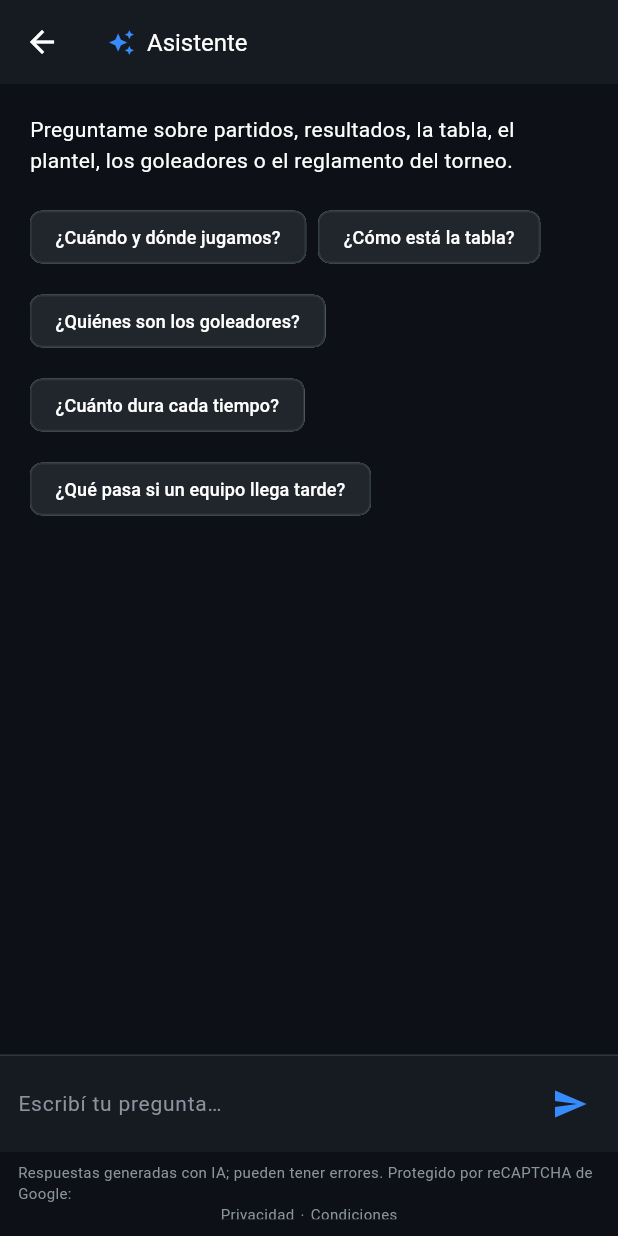
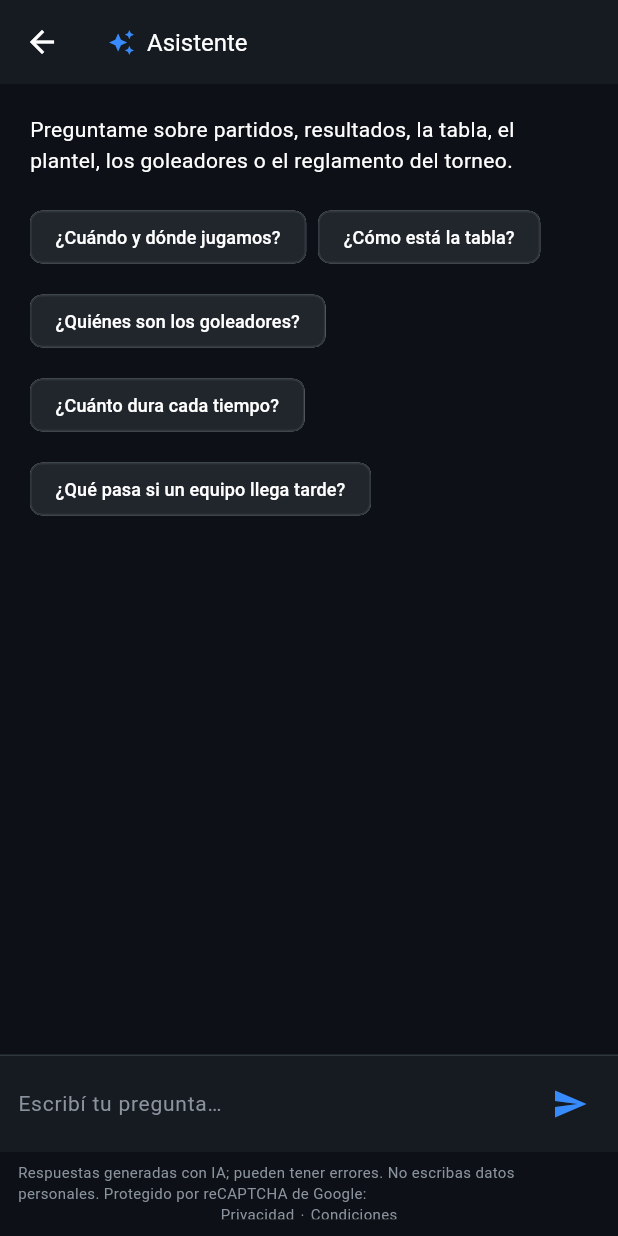
Before and after one commit to leandrofortin10-ok/edb-2016-futsala, a Flutter app: the AssistantScreen screen opened directly with empty values, on a phone screen of 412 x 824 dp. Run offline on Flutter 3.47's test engine with Material 3 defaults, Android fonts, the phone set to English and light mode, and no system bars; our stand-ins replace cached_network_image, cloud_firestore, firebase_ai, firebase_auth, firebase_core, flutter_local_notifications and 2 more; missing offline and left inert: dart:html, dart:ui_web, firebase_app_check, workmanager; accounts and stored records are empty; network calls fail; statements that could not run were skipped.

Commit message:
feat: aviso en el asistente para no escribir datos personales
Co-Authored-By: Claude Opus 5.5 <noreply@anthropic.com>

```diff
--- a/lib/screens/assistant_screen.dart
+++ b/lib/screens/assistant_screen.dart
@@ -246,7 +246,7 @@ class _AssistantScreenState extends State<AssistantScreen> {
         crossAxisAlignment: WrapCrossAlignment.center,
         spacing: 4,
         children: [
-          const Text('Respuestas generadas con IA; pueden tener errores. Protegido por reCAPTCHA de Google:',
+          const Text('Respuestas generadas con IA; pueden tener errores. No escribas datos personales. Protegido por reCAPTCHA de Google:',
               style: TextStyle(color: _kMuted, fontSize: 10)),
           link('Privacidad', 'https://policies.google.com/privacy'),
           const Text('·', style: TextStyle(color: _kMuted, fontSize: 10)),
```
